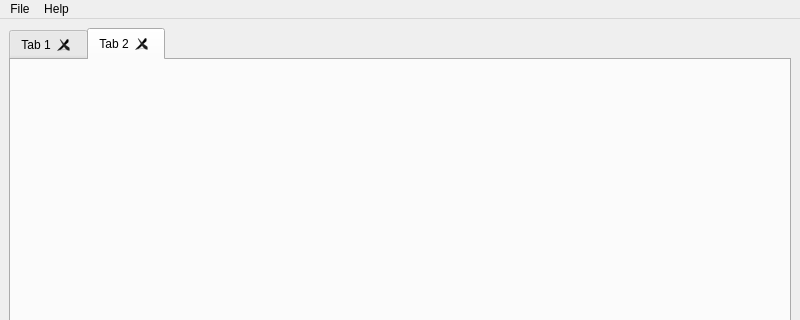
Above: mainwindow.ui from geertdaelemans/BrickManager before the change; both pictures show x 0 to 800 and y 0 to 320 of the 800 by 600 pixel window. Below: the same form after it.
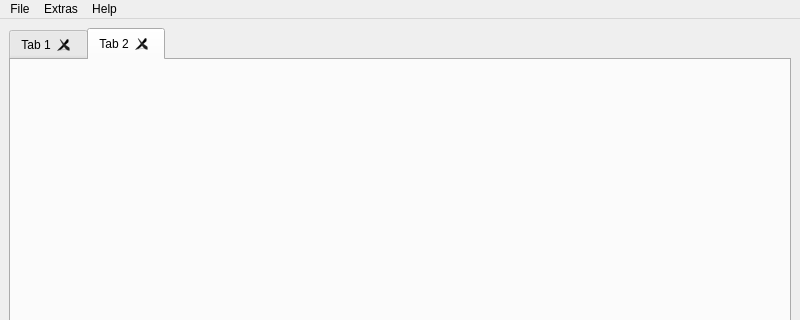
That is the form after the change.

Diff of the .ui file:
```diff
--- a/mainwindow.ui
+++ b/mainwindow.ui
@@ -73,7 +73,14 @@
     <addaction name="actionAbout"/>
     <addaction name="actionAboutQt"/>
    </widget>
+   <widget class="QMenu" name="menuExtras">
+    <property name="title">
+     <string>Extras</string>
+    </property>
+    <addaction name="actionSettings"/>
+   </widget>
    <addaction name="menuFile"/>
+   <addaction name="menuExtras"/>
    <addaction name="menuHelp"/>
   </widget>
   <widget class="QStatusBar" name="statusbar"/>
```
Left out of the diff: 5 changed lines with no effect on the pictures.
